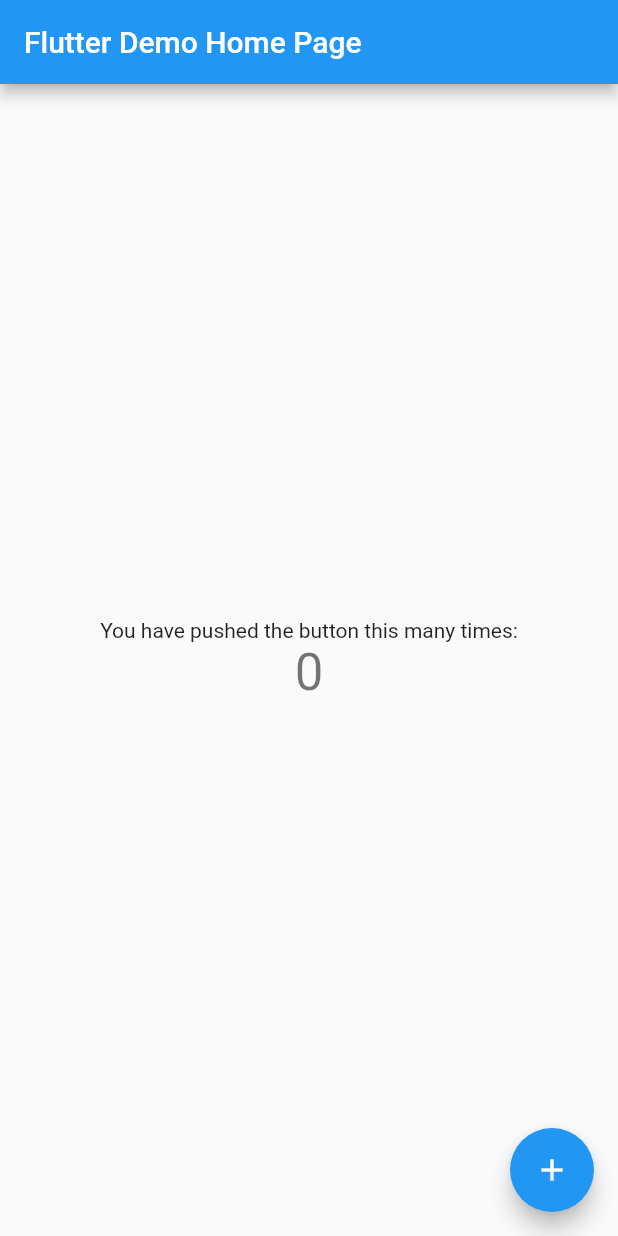
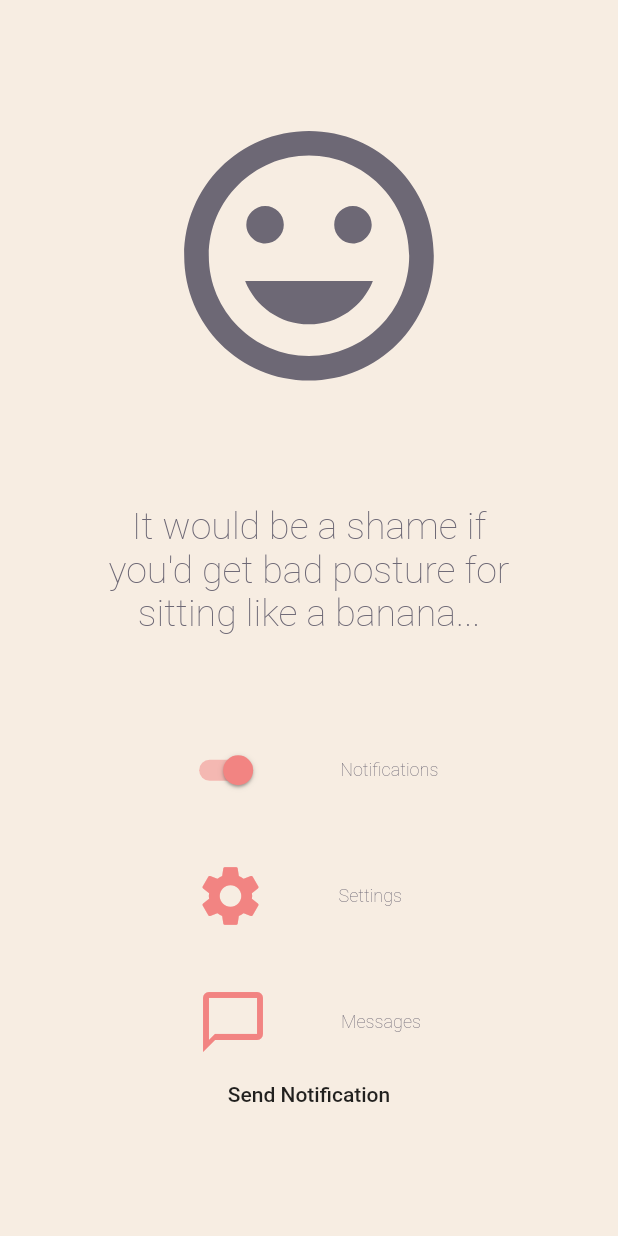
Before and after one commit to Hyde46/healthy_posture, a Flutter app: the screen it shows after launch, on a phone screen of 412 x 824 dp. Run offline on Flutter 3.47's test engine with Material 2 defaults, Android fonts, the phone set to English and light mode, and no system bars; our stand-ins replace flutter_local_notifications, rxdart.

Commit message:
Add notifications

```diff
--- a/lib/main.dart
+++ b/lib/main.dart
@@ -1,117 +1,166 @@
 import 'package:flutter/material.dart';
+import 'package:flutter/services.dart';
+import 'package:healthy_posture/NotificationPlugin.dart';
 
 void main() {
-  runApp(MyApp());
+  runApp(new MyApp());
 }
 
 class MyApp extends StatelessWidget {
-  // This widget is the root of your application.
   @override
   Widget build(BuildContext context) {
-    return MaterialApp(
-      title: 'Flutter Demo',
-      theme: ThemeData(
-        // This is the theme of your application.
-        //
-        // Try running your application with "flutter run". You'll see the
-        // application has a blue toolbar. Then, without quitting the app, try
-        // changing the primarySwatch below to Colors.green and then invoke
-        // "hot reload" (press "r" in the console where you ran "flutter run",
-        // or simply save your changes to "hot reload" in a Flutter IDE).
-        // Notice that the counter didn't reset back to zero; the application
-        // is not restarted.
-        primarySwatch: Colors.blue,
-        // This makes the visual density adapt to the platform that you run
-        // the app on. For desktop platforms, the controls will be smaller and
-        // closer together (more dense) than on mobile platforms.
-        visualDensity: VisualDensity.adaptivePlatformDensity,
+    SystemChrome.setEnabledSystemUIOverlays([]);
+    SystemChrome.setSystemUIOverlayStyle(SystemUiOverlayStyle(
+        statusBarColor: Colors.transparent,
+        statusBarBrightness: Brightness.light));
+    return new MaterialApp(
+      title: 'Generated App',
+      theme: new ThemeData(
+        primarySwatch: Colors.orange,
+        primaryColor: const Color(0xFF84a59d),
+        accentColor: const Color(0xFFf28482),
+        canvasColor: const Color(0xFFf7ede2),
+        highlightColor: const Color(0xFF6d6875),
       ),
-      home: MyHomePage(title: 'Flutter Demo Home Page'),
+      home: new MyHomePage(),
     );
   }
 }
 
 class MyHomePage extends StatefulWidget {
-  MyHomePage({Key key, this.title}) : super(key: key);
-
-  // This widget is the home page of your application. It is stateful, meaning
-  // that it has a State object (defined below) that contains fields that affect
-  // how it looks.
-
-  // This class is the configuration for the state. It holds the values (in this
-  // case the title) provided by the parent (in this case the App widget) and
-  // used by the build method of the State. Fields in a Widget subclass are
-  // always marked "final".
-
-  final String title;
-
+  MyHomePage({Key key}) : super(key: key);
   @override
-  _MyHomePageState createState() => _MyHomePageState();
+  _MyHomePageState createState() => new _MyHomePageState();
 }
 
 class _MyHomePageState extends State<MyHomePage> {
-  int _counter = 0;
-
-  void _incrementCounter() {
-    setState(() {
-      // This call to setState tells the Flutter framework that something has
-      // changed in this State, which causes it to rerun the build method below
-      // so that the display can reflect the updated values. If we changed
-      // _counter without calling setState(), then the build method would not be
-      // called again, and so nothing would appear to happen.
-      _counter++;
-    });
+  @override
+  void initState() {
+    super.initState();
+    notificationPlugin
+        .setListenerForLowerVersions(onNotificationInLowerVersions);
+    notificationPlugin.setOnNotificationClick(onNotificationClick);
   }
 
   @override
   Widget build(BuildContext context) {
-    // This method is rerun every time setState is called, for instance as done
-    // by the _incrementCounter method above.
-    //
-    // The Flutter framework has been optimized to make rerunning build methods
-    // fast, so that you can just rebuild anything that needs updating rather
-    // than having to individually change instances of widgets.
-    return Scaffold(
-      appBar: AppBar(
-        // Here we take the value from the MyHomePage object that was created by
-        // the App.build method, and use it to set our appbar title.
-        title: Text(widget.title),
-      ),
-      body: Center(
-        // Center is a layout widget. It takes a single child and positions it
-        // in the middle of the parent.
-        child: Column(
-          // Column is also a layout widget. It takes a list of children and
-          // arranges them vertically. By default, it sizes itself to fit its
-          // children horizontally, and tries to be as tall as its parent.
-          //
-          // Invoke "debug painting" (press "p" in the console, choose the
-          // "Toggle Debug Paint" action from the Flutter Inspector in Android
-          // Studio, or the "Toggle Debug Paint" command in Visual Studio Code)
-          // to see the wireframe for each widget.
-          //
-          // Column has various properties to control how it sizes itself and
-          // how it positions its children. Here we use mainAxisAlignment to
-          // center the children vertically; the main axis here is the vertical
-          // axis because Columns are vertical (the cross axis would be
-          // horizontal).
+    double screenWidth = MediaQuery.of(context).size.width;
+    return new Scaffold(
+      body: new Row(
           mainAxisAlignment: MainAxisAlignment.center,
+          mainAxisSize: MainAxisSize.max,
+          crossAxisAlignment: CrossAxisAlignment.stretch,
           children: <Widget>[
-            Text(
-              'You have pushed the button this many times:',
-            ),
-            Text(
-              '$_counter',
-              style: Theme.of(context).textTheme.headline4,
-            ),
-          ],
-        ),
-      ),
-      floatingActionButton: FloatingActionButton(
-        onPressed: _incrementCounter,
-        tooltip: 'Increment',
-        child: Icon(Icons.add),
-      ), // This trailing comma makes auto-formatting nicer for build methods.
+            new Column(
+                mainAxisAlignment: MainAxisAlignment.center,
+                mainAxisSize: MainAxisSize.max,
+                crossAxisAlignment: CrossAxisAlignment.center,
+                children: <Widget>[
+                  new Icon(Icons.insert_emoticon,
+                      color: Theme.of(context).highlightColor, size: 200.0),
+                  new Padding(
+                    padding: const EdgeInsets.fromLTRB(24.0, 42.0, 24.0, 24.0),
+                  ),
+                  new Container(
+                    width: screenWidth * 0.65,
+                    child: new Text(
+                      "It would be a shame if you'd get bad posture for sitting like a banana...",
+                      textAlign: TextAlign.center,
+                      style: new TextStyle(
+                          fontSize: 25.0,
+                          color: Theme.of(context).highlightColor,
+                          fontWeight: FontWeight.w200,
+                          fontFamily: "Roboto"),
+                    ),
+                  ),
+                  new Padding(
+                    padding: const EdgeInsets.fromLTRB(24.0, 42.0, 24.0, 24.0),
+                  ),
+                  new Row(
+                      mainAxisAlignment: MainAxisAlignment.center,
+                      mainAxisSize: MainAxisSize.max,
+                      crossAxisAlignment: CrossAxisAlignment.center,
+                      children: <Widget>[
+                        new Switch(onChanged: switchChanged, value: true),
+                        new Padding(
+                          padding:
+                              const EdgeInsets.fromLTRB(24.0, 12.0, 24.0, 24.0),
+                        ),
+                        new Text(
+                          "Notifications",
+                          style: new TextStyle(
+                              fontSize: 12.0,
+                              color: Theme.of(context).highlightColor,
+                              fontWeight: FontWeight.w200,
+                              fontFamily: "Roboto"),
+                        )
+                      ]),
+                  new Padding(
+                    padding: const EdgeInsets.fromLTRB(24.0, 12.0, 24.0, 24.0),
+                  ),
+                  new Row(
+                      mainAxisAlignment: MainAxisAlignment.center,
+                      mainAxisSize: MainAxisSize.max,
+                      crossAxisAlignment: CrossAxisAlignment.center,
+                      children: <Widget>[
+                        new Icon(Icons.settings,
+                            color: Theme.of(context).accentColor, size: 48.0),
+                        new Padding(
+                          padding:
+                              const EdgeInsets.fromLTRB(24.0, 12.0, 24.0, 24.0),
+                        ),
+                        new Text(
+                          "Settings     ",
+                          style: new TextStyle(
+                              fontSize: 12.0,
+                              color: Theme.of(context).highlightColor,
+                              fontWeight: FontWeight.w200,
+                              fontFamily: "Roboto"),
+                        )
+                      ]),
+                  new Padding(
+                    padding: const EdgeInsets.fromLTRB(24.0, 12.0, 24.0, 24.0),
+                  ),
+                  new Row(
+                      mainAxisAlignment: MainAxisAlignment.center,
+                      mainAxisSize: MainAxisSize.max,
+                      crossAxisAlignment: CrossAxisAlignment.center,
+                      children: <Widget>[
+                        new Icon(Icons.chat_bubble_outline,
+                            color: Theme.of(context).accentColor, size: 48.0),
+                        new Padding(
+                          padding:
+                              const EdgeInsets.fromLTRB(24.0, 12.0, 24.0, 24.0),
+                        ),
+                        new Text(
+                          "Messages",
+                          style: new TextStyle(
+                              fontSize: 12.0,
+                              color: Theme.of(context).highlightColor,
+                              fontWeight: FontWeight.w200,
+                              fontFamily: "Roboto"),
+                        )
+                      ]),
+                  Center(
+                      child: FlatButton(
+                    onPressed: () async {
+                      await notificationPlugin.showNotification();
+                      //await notificationPlugin.scheduleNotification(2,
+                      //   "Would be a shame if you'd sit like a banana right now...");
+                      //await notificationPlugin.repeatNotification();
+                    },
+                    child: Text('Send Notification'),
+                  )),
+                ])
+          ]),
     );
   }
+
+  void switchChanged(bool value) {}
+
+  onNotificationInLowerVersions(ReceivedNotification receivedNotification) {
+    print('Notification Received ${receivedNotification.id}');
+  }
+
+  onNotificationClick(String payload) {}
 }
--- a/pubspec.yaml
+++ b/pubspec.yaml
@@ -23,7 +23,9 @@
 dependencies:
   flutter:
     sdk: flutter
-
+  flutter_local_notifications: ^1.4.4+2
+  rxdart: ^0.24.1
+  path_provider: ^1.6.11
 
   # The following adds the Cupertino Icons font to your application.
   # Use with the CupertinoIcons class for iOS style icons.
@@ -43,7 +45,6 @@
   # included with your application, so that you can use the icons in
   # the material Icons class.
   uses-material-design: true
-
   # To add assets to your application, add an assets section, like this:
   # assets:
   #   - images/a_dot_burr.jpeg
```
Also changed, not shown: lib/NotificationPlugin.dart (added, +138 -0 lines), pubspec.lock, 3 other files.
